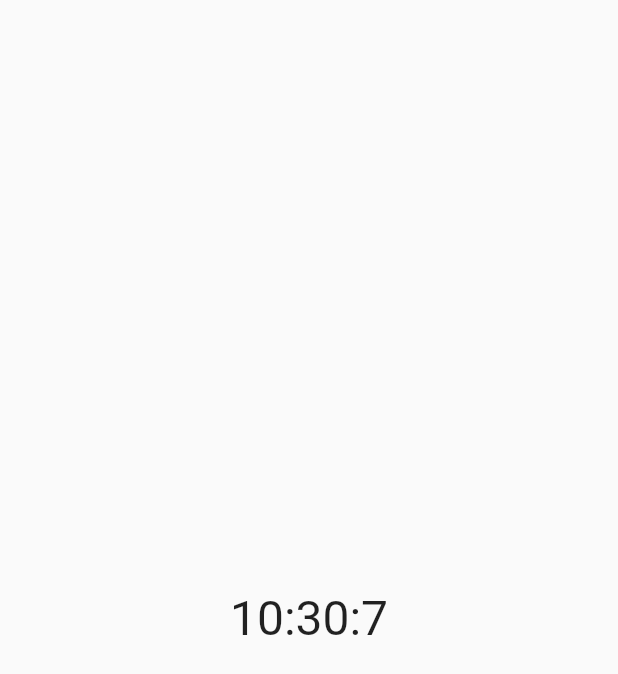
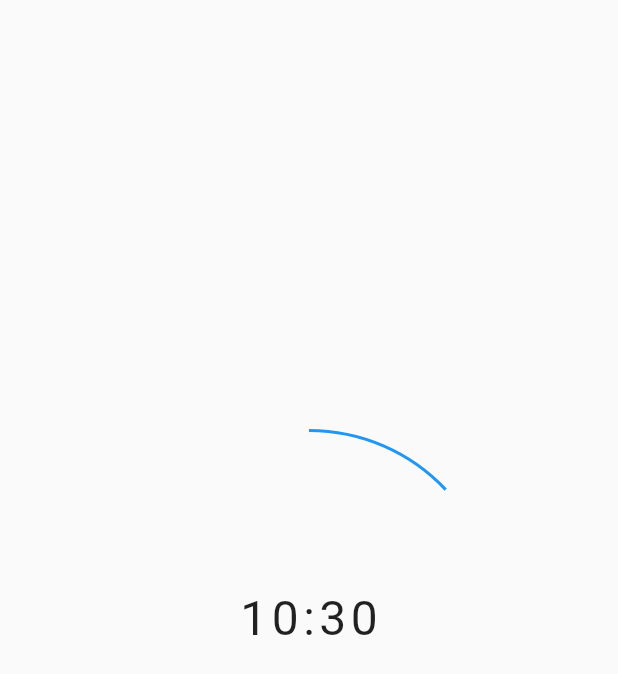
Before and after one commit to JavadMokhtari/ClockApp, a Flutter app: the screen it shows after launch, on a phone screen of 412 x 824 dp. Shown: the top 674 px of the screen. Run offline on Flutter 3.47's test engine with Material 2 defaults, Android fonts, the phone set to English and light mode, and no system bars.

Commit message:
Display second-hand of clock

```diff
--- a/clock_app/lib/screens/clock_screen.dart
+++ b/clock_app/lib/screens/clock_screen.dart
@@ -8,13 +8,23 @@ class ClockScreen extends StatefulWidget {
   State<ClockScreen> createState() => _ClockScreenState();
 }
 
-class _ClockScreenState extends State<ClockScreen> {
+class _ClockScreenState extends State<ClockScreen>
+    with TickerProviderStateMixin {
   late String _timeString;
+  late AnimationController controller;
 
   @override
   void initState() {
     _timeString = _formatDateTime(DateTime.now());
     Timer.periodic(const Duration(seconds: 1), (Timer t) => _getTime());
+    controller = AnimationController(
+      vsync: this,
+      duration: const Duration(seconds: 60),
+      value: DateTime.now().second.toDouble() / 60.0,
+    )..addListener(() {
+        setState(() {});
+      });
+    controller.repeat();
     super.initState();
   }
 
@@ -26,8 +36,14 @@ class _ClockScreenState extends State<ClockScreen> {
     });
   }
 
+  @override
+  void dispose() {
+    controller.dispose();
+    super.dispose();
+  }
+
   String _formatDateTime(DateTime dateTime) {
-    return '${dateTime.hour}:${dateTime.minute}:${dateTime.second}';
+    return '${dateTime.hour}:${dateTime.minute}';
   }
 
   @override
@@ -35,12 +51,27 @@ class _ClockScreenState extends State<ClockScreen> {
     return MaterialApp(
       home: Scaffold(
         body: Center(
-          child: Text(
-            _timeString,
-            style: const TextStyle(
-              fontSize: 32,
+          child: Stack(children: [
+            Center(
+              child: Text(
+                _timeString,
+                style: const TextStyle(
+                  fontSize: 32,
+                  letterSpacing: 3,
+                ),
+              ),
             ),
-          ),
+            Center(
+              child: SizedBox(
+                width: 250,
+                height: 250,
+                child: CircularProgressIndicator(
+                  value: controller.value,
+                  strokeWidth: 2.0,
+                ),
+              ),
+            )
+          ]),
         ),
       ),
     );
```
